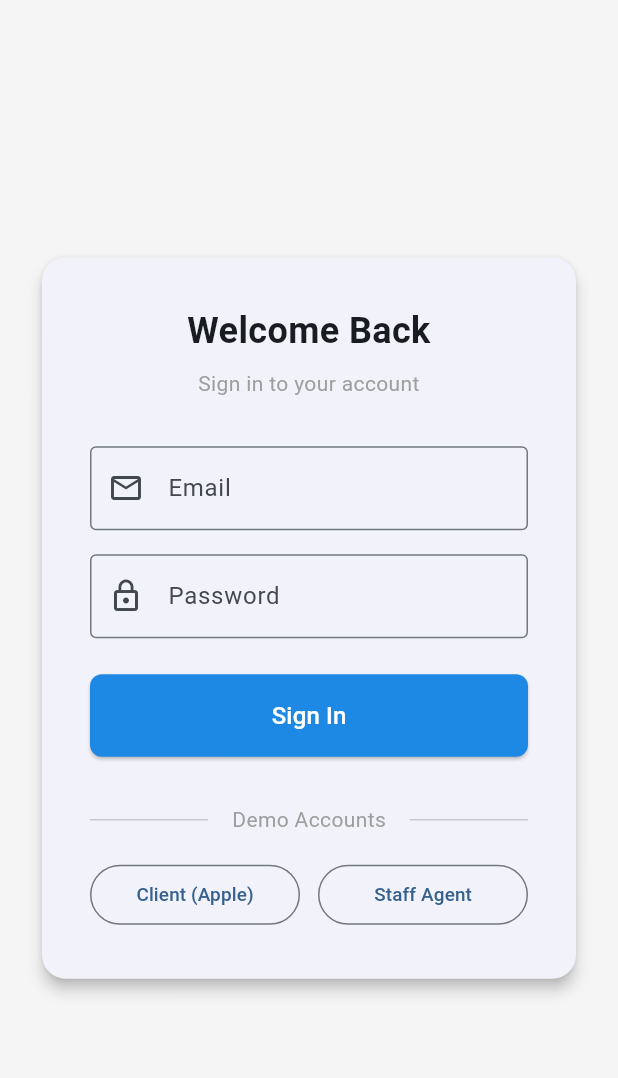
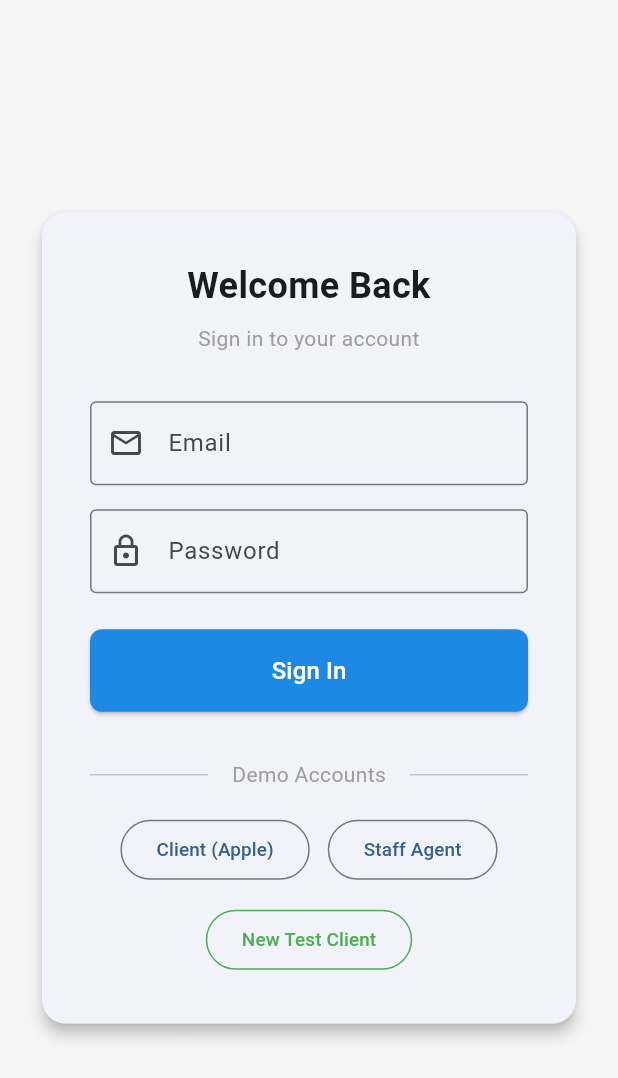
Before and after one commit to ramtechno90/Ticket-System-Google-Ai-Studio-, a Flutter app: the screen it shows after launch, on a phone screen of 412 x 824 dp. Shown: the top 1078 px of the screen. Run offline on Flutter 3.47's test engine with Material 3 defaults, Android fonts, the phone set to English and light mode, and no system bars; our stand-ins replace cloud_firestore, firebase_auth, firebase_core, firebase_messaging, flutter_local_notifications, go_router; accounts and stored records are empty.

Commit message:
Add test client button to login screen
Co-authored-by: ramtechno90 <150581269+ramtechno90@users.noreply.github.com>

```diff
--- a/lib/screens/login_screen.dart
+++ b/lib/screens/login_screen.dart
@@ -155,26 +155,38 @@ class _LoginScreenState extends State<LoginScreen> {
                         ],
                       ),
                       const SizedBox(height: 16),
-                      Row(
+                      Wrap(
+                        spacing: 12,
+                        runSpacing: 12,
+                        alignment: WrapAlignment.center,
                         children: [
-                          Expanded(
-                            child: OutlinedButton(
+                          OutlinedButton(
                             onPressed: () {
                               _emailController.text = 'client@apple.com';
                               _passwordController.text = 'password123';
                             },
                             child: const Text('Client (Apple)', textScaler: TextScaler.linear(0.9)),
                           ),
-                          ),
-                          const SizedBox(width: 12),
-                          Expanded(
-                            child: OutlinedButton(
+                          OutlinedButton(
                             onPressed: () {
                               _emailController.text = 'agent@factory.com';
                               _passwordController.text = 'password123';
                             },
                             child: const Text('Staff Agent', textScaler: TextScaler.linear(0.9)),
                           ),
+                          OutlinedButton(
+                             style: OutlinedButton.styleFrom(
+                               side: const BorderSide(color: Colors.green),
+                               foregroundColor: Colors.green,
+                             ),
+                            onPressed: () {
+                              // Generates a somewhat random email for testing new user creation
+                              // In a real app, this would be sign-up logic.
+                              final timestamp = DateTime.now().millisecondsSinceEpoch % 1000;
+                              _emailController.text = 'test_client_$timestamp@example.com';
+                              _passwordController.text = 'password123';
+                            },
+                            child: const Text('New Test Client', textScaler: TextScaler.linear(0.9)),
                           ),
                         ],
                       ),
```
Lines whose indentation alone changed are shown as unchanged.
